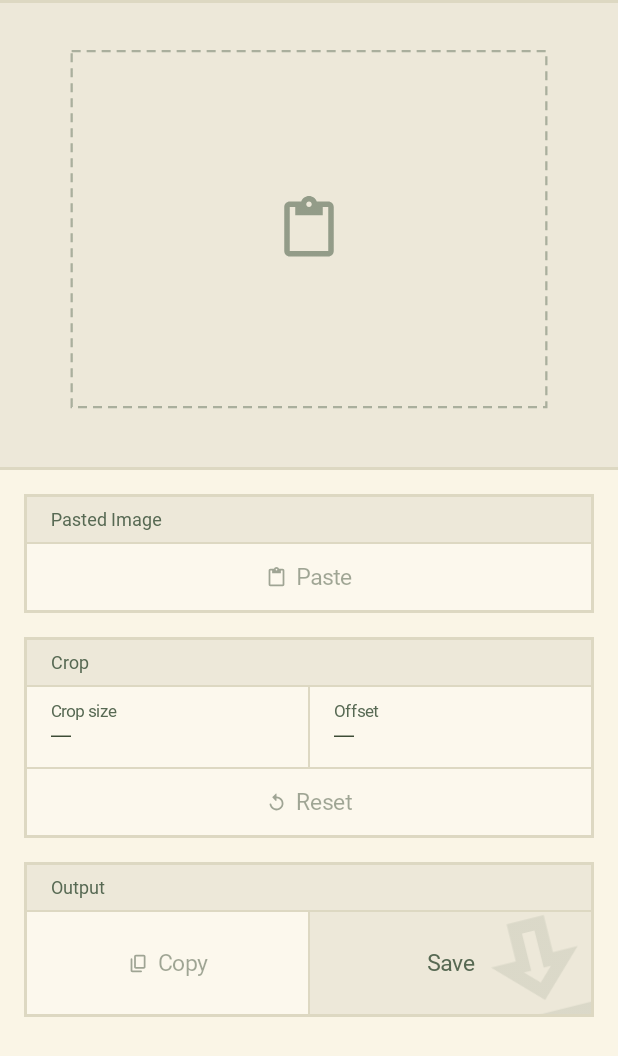
After one commit to 1612elphi/delphitools-android, an Android app built with Jetpack Compose: the composable PasteImage shown on its own in the app's theme, on a phone screen of 412 x 824 dp. The commit adds this screen. Shown: the top 1056 px of the screen. Run offline under Robolectric (Android 15) with nearby library versions, the phone set to English and light mode, and no system bars; Roboto replaces fonts that are not available here.

Commit message:
feat(images): port paste image

```diff
--- a/app/src/main/java/com/delphi/delphitools/shell/Shell.kt
+++ b/app/src/main/java/com/delphi/delphitools/shell/Shell.kt
@@ -101,6 +101,7 @@ import com.delphi.delphitools.canon.LocalCanonPatternSymbol
 import com.delphi.delphitools.canon.canonClickable
 import com.delphi.delphitools.tools.audiovideo.TimecodeCalc
 import com.delphi.delphitools.tools.images.ImageCompressor
+import com.delphi.delphitools.tools.images.PasteImage
 import com.delphi.delphitools.tools.images.PlaceholderGenerator
 import com.delphi.delphitools.gallery.galleryPages
 import com.delphi.delphitools.ui.theme.CanonText
@@ -454,6 +455,7 @@ private fun ToolPage(tool: Tool) {
             "image-compressor" -> ImageCompressor()
             "timecode-calc" -> TimecodeCalc()
             "placeholder-genny" -> PlaceholderGenerator()
+            "paste-image" -> PasteImage()
             canonGallery.id -> if (galleryPages.isEmpty()) EmptyPage(tool) else GalleryPages()
             else -> EmptyPage(tool)
         }
--- /dev/null
+++ b/app/src/main/java/com/delphi/delphitools/tools/images/PasteImage.kt
@@ -0,0 +1,378 @@
+package com.delphi.delphitools.tools.images
+
+import android.app.Application
+import android.content.ClipData
+import android.content.ClipDescription
+import android.content.ClipboardManager
+import android.content.Context
+import android.graphics.Bitmap
+import android.graphics.ImageDecoder
+import android.net.Uri
+import android.webkit.MimeTypeMap
+import androidx.activity.compose.LocalActivity
+import androidx.compose.foundation.Canvas
+import androidx.compose.foundation.draganddrop.dragAndDropTarget
+import androidx.compose.foundation.layout.BoxWithConstraints
+import androidx.compose.foundation.layout.fillMaxHeight
+import androidx.compose.foundation.layout.fillMaxSize
+import androidx.compose.material.icons.Icons
+import androidx.compose.material.icons.outlined.ContentPaste
+import androidx.compose.material.icons.outlined.Delete
+import androidx.compose.material.icons.outlined.Download
+import androidx.compose.material.icons.rounded.ContentCopy
+import androidx.compose.material.icons.rounded.Replay
+import androidx.compose.material3.Icon
+import androidx.compose.runtime.Composable
+import androidx.compose.runtime.DisposableEffect
+import androidx.compose.runtime.LaunchedEffect
+import androidx.compose.runtime.getValue
+import androidx.compose.runtime.mutableStateOf
+import androidx.compose.runtime.remember
+import androidx.compose.runtime.setValue
+import androidx.compose.ui.Alignment
+import androidx.compose.ui.Modifier
+import androidx.compose.ui.draganddrop.DragAndDropEvent
+import androidx.compose.ui.draganddrop.DragAndDropTarget
+import androidx.compose.ui.draganddrop.mimeTypes
+import androidx.compose.ui.draganddrop.toAndroidDragEvent
+import androidx.compose.ui.draw.clipToBounds
+import androidx.compose.ui.geometry.Rect
+import androidx.compose.ui.geometry.Size
+import androidx.compose.ui.graphics.ImageBitmap
+import androidx.compose.ui.graphics.PathEffect
+import androidx.compose.ui.graphics.asImageBitmap
+import androidx.compose.ui.graphics.drawscope.Stroke
+import androidx.compose.ui.layout.layout
+import androidx.compose.ui.platform.LocalContext
+import androidx.compose.ui.platform.LocalDensity
+import androidx.compose.ui.platform.LocalWindowInfo
+import androidx.compose.ui.unit.dp
+import androidx.compose.ui.unit.sp
+import androidx.lifecycle.AndroidViewModel
+import androidx.lifecycle.viewModelScope
+import androidx.lifecycle.viewmodel.compose.viewModel
+import com.delphi.delphitools.canon.CanonButton
+import com.delphi.delphitools.canon.CanonButtonKind
+import com.delphi.delphitools.canon.CanonCanvasSize
+import com.delphi.delphitools.canon.CanonDimensionPlacement
+import com.delphi.delphitools.canon.CanonFigure
+import com.delphi.delphitools.canon.CanonGrid
+import com.delphi.delphitools.canon.CanonHeading
+import com.delphi.delphitools.canon.CanonLoader
+import com.delphi.delphitools.canon.CanonMetrics
+import com.delphi.delphitools.canon.CanonRow
+import com.delphi.delphitools.canon.CanonRows
+import com.delphi.delphitools.canon.CanonSection
+import com.delphi.delphitools.canon.CanonSplit
+import com.delphi.delphitools.canon.CanonTile
+import com.delphi.delphitools.canon.CanonTiles
+import com.delphi.delphitools.canon.LocalCanonCanvas
+import com.delphi.delphitools.canon.canonPlaced
+import com.delphi.delphitools.tools.FileExport
+import com.delphi.delphitools.ui.theme.LocalDelphiColours
+import kotlinx.coroutines.Dispatchers
+import kotlinx.coroutines.Job
+import kotlinx.coroutines.launch
+import kotlinx.coroutines.withContext
+import java.nio.ByteBuffer
+import java.time.LocalDate
+import kotlin.math.min
+import kotlin.math.roundToInt
+
+private const val DECODE_PIXELS = 16384
+private const val PREVIEW_PIXELS = 2048
+private val caption = 30.dp
+
+private class Pasted(val data: ByteArray, val mimeType: String, val preview: ImageBitmap, val width: Int, val height: Int) {
+    val extension = MimeTypeMap.getSingleton().getExtensionFromMimeType(mimeType) ?: "png"
+    val whole get() = Rect(0f, 0f, width.toFloat(), height.toFloat())
+}
+
+private fun ClipDescription.hasImage() = (0 until mimeTypeCount).any { ClipDescription.compareMimeTypes(getMimeType(it), "image/*") }
+
+private fun ClipData.imageUri(context: Context): Uri? = (0 until itemCount).mapNotNull { getItemAt(it).uri }
+    .firstOrNull { uri -> context.contentResolver.getType(uri)?.let { ClipDescription.compareMimeTypes(it, "image/*") } == true }
+
+/** dt-ios PasteImageViewController: one pasted or dropped image, cropped, copied or saved. */
+class PasteImageModel(application: Application) : AndroidViewModel(application) {
+    private var pasted by mutableStateOf<Pasted?>(null)
+    val preview get() = pasted?.preview
+    val pixels get() = pasted?.let { Size(it.width.toFloat(), it.height.toFloat()) } ?: Size.Zero
+    val kind get() = pasted?.extension?.uppercase() ?: ""
+    val sizeLabel get() = pasted?.let { "${it.width} × ${it.height} px" } ?: ""
+
+    /** Image pixels, top-left origin. */
+    var crop by mutableStateOf(Rect.Zero)
+        private set
+
+    /** The crop as dragged, before release. */
+    var shownCrop by mutableStateOf(Rect.Zero)
+        private set
+    var exporting by mutableStateOf(false)
+        private set
+    var clipboardHasImage by mutableStateOf(false)
+        private set
+    val isCropped get() = pasted?.let { crop != it.whole } ?: false
+
+    private val clipboard = application.getSystemService(ClipboardManager::class.java)
+    private var loading: Job? = null
+
+    // hasImage never shows the paste notice
+    fun checkClipboard() {
+        clipboardHasImage = clipboard?.primaryClipDescription?.hasImage() == true
+    }
+
+    fun paste() {
+        clipboard?.primaryClip?.imageUri(getApplication())?.let(::load)
+    }
+
+    fun load(uri: Uri) {
+        val resolver = getApplication<Application>().contentResolver
+        loading?.cancel()
+        loading = viewModelScope.launch {
+            val loaded = withContext(Dispatchers.IO) {
+                val data = runCatching { resolver.openInputStream(uri)?.use { it.readBytes() } }.getOrNull() ?: return@withContext null
+                val decoded = ImageFiles.decode(ImageDecoder.createSource(ByteBuffer.wrap(data)), PREVIEW_PIXELS) ?: return@withContext null
+                Pasted(data, resolver.getType(uri) ?: "image/png", decoded.image.asImageBitmap(), decoded.width, decoded.height)
+            } ?: return@launch
+            pasted = loaded
+            commitCrop(loaded.whole)
+        }
+    }
+
+    fun clear() {
+        loading?.cancel()
+        pasted = null
+        crop = Rect.Zero
+        shownCrop = Rect.Zero
+    }
+
+    fun drag(rect: Rect) {
+        shownCrop = rect
+    }
+
+    fun commitCrop(rect: Rect) {
+        crop = ImageCrop.integral(rect)
+        shownCrop = crop
+    }
+
+    fun reset() {
+        pasted?.let { commitCrop(it.whole) }
+    }
+
+    private fun cropped(pasted: Pasted, crop: Rect): Bitmap? {
+        val image = ImageFiles.decode(ImageDecoder.createSource(ByteBuffer.wrap(pasted.data)), DECODE_PIXELS)?.image ?: return null
+        val scale = image.width.toFloat() / maxOf(pasted.width, 1)
+        val r = ImageCrop.integral(Rect(crop.left * scale, crop.top * scale, crop.right * scale, crop.bottom * scale))
+        val left = r.left.toInt().coerceIn(0, image.width - 1)
+        val top = r.top.toInt().coerceIn(0, image.height - 1)
+        val width = r.width.toInt().coerceIn(1, image.width - left)
+        val height = r.height.toInt().coerceIn(1, image.height - top)
+        return Bitmap.createBitmap(image, left, top, width, height)
+    }
+
+    private fun withCroppedPng(use: suspend (ByteArray) -> Unit) {
+        val pasted = pasted ?: return
+        if (exporting) return
+        val crop = crop
+        exporting = true
+        viewModelScope.launch {
+            val data = withContext(Dispatchers.Default) { cropped(pasted, crop)?.let(ImageFiles::png) }
+            if (data != null) use(data)
+            exporting = false
+        }
+    }
+
+    fun copy(context: Context) = withCroppedPng { ImageFiles.copyPng(context, it) }
+
+    fun save(context: Context) {
+        val pasted = pasted ?: return
+        if (exporting) return
+        val stem = "delphitools-paste-image-${LocalDate.now()}"
+        if (!isCropped) {
+            viewModelScope.launch { FileExport.share(context, pasted.data, "$stem.${pasted.extension}", pasted.mimeType) }
+            return
+        }
+        withCroppedPng { FileExport.share(context, it, "$stem.png", "image/png") }
+    }
+}
+
+@Composable
+fun PasteImage(model: PasteImageModel = viewModel()) {
+    val c = LocalDelphiColours.current
+    val context = LocalContext.current
+    val focused = LocalWindowInfo.current.isWindowFocused
+    LaunchedEffect(focused) { if (focused) model.checkClipboard() }
+    DisposableEffect(model) {
+        val clipboard = context.getSystemService(ClipboardManager::class.java)
+        val listener = ClipboardManager.OnPrimaryClipChangedListener { model.checkClipboard() }
+        clipboard?.addPrimaryClipChangedListener(listener)
+        onDispose { clipboard?.removePrimaryClipChangedListener(listener) }
+    }
+    val loaded = model.preview != null
+    val pixels = model.pixels
+    val shown = model.shownCrop
+    val dash = "—"
+
+    val aspect = if (pixels.height > 0f) (pixels.width / pixels.height).coerceIn(0.75f, 1.5f) else 4f / 3f
+    val canvas = CanonSection.canvas(CanonCanvasSize.Aspect(aspect), background = c.muted, showsPattern = true) {
+        PasteImagePicture(model.preview, pixels, model.crop, shown, model::drag, model::commitCrop, model::load)
+    }
+
+    val source = CanonSection.of {
+        CanonRows {
+            CanonHeading("Pasted Image")
+            if (loaded) {
+                CanonRow(model.kind, detail = model.sizeLabel, flush = true) {
+                    CanonButton("Clear", icon = Icons.Outlined.Delete, onClick = model::clear)
+                }
+            }
+            CanonGrid {
+                CanonButton(
+                    "Paste",
+                    Modifier.weight(1f).fillMaxHeight(),
+                    enabled = model.clipboardHasImage,
+                    icon = Icons.Outlined.ContentPaste,
+                    onClick = model::paste,
+                )
+            }
+        }
+    }
+
+    val cropRows = CanonSection.of {
+        CanonRows {
+            CanonHeading("Crop")
+            CanonTiles(
+                listOf(
+                    CanonTile("Crop size", if (loaded) "${shown.width.roundToInt()} × ${shown.height.roundToInt()} px" else dash),
+                    CanonTile("Offset", if (loaded) "${shown.left.roundToInt()}, ${shown.top.roundToInt()}" else dash),
+                )
+            )
+            CanonGrid {
+                CanonButton(
+                    "Reset",
+                    Modifier.weight(1f).fillMaxHeight(),
+                    enabled = model.isCropped,
+                    icon = Icons.Rounded.Replay,
+                    onClick = model::reset,
+                )
+            }
+        }
+    }
+
+    val output = CanonSection.of {
+        CanonRows {
+            CanonHeading("Output")
+            CanonGrid {
+                CanonButton(
+                    "Copy",
+                    Modifier.weight(1f).fillMaxHeight(),
+                    enabled = loaded && !model.exporting,
+                    icon = Icons.Rounded.ContentCopy,
+                    flashesCopied = true,
+                ) { model.copy(context) }
+                CanonButton(
+                    "Save",
+                    Modifier.weight(1f).fillMaxHeight(),
+                    kind = CanonButtonKind.Primary,
+                    enabled = loaded && !model.exporting,
+                    icon = Icons.Outlined.Download,
+                    oversized = true,
+                ) { model.save(context) }
+            }
+            if (model.exporting) {
+                CanonRow("Processing…") { CanonLoader(cell = 5.dp, gap = 1.dp, colour = c.mutedForeground) }
+            }
+        }
+    }
+
+    CanonSplit(sidebar = listOf(canvas), main = listOf(source, cropRows, output), halves = true, collapsesTo = 240.dp)
+}
+
+@Composable
+private fun PasteImagePicture(
+    preview: ImageBitmap?,
+    pixels: Size,
+    crop: Rect,
+    shownCrop: Rect,
+    onDrag: (Rect) -> Unit,
+    onChange: (Rect) -> Unit,
+    onDrop: (Uri) -> Unit,
+) {
+    val c = LocalDelphiColours.current
+    val activity = LocalActivity.current
+    val density = LocalDensity.current
+    val top = LocalCanonCanvas.current.top
+    val drop = remember(activity) {
+        object : DragAndDropTarget {
+            override fun onDrop(event: DragAndDropEvent): Boolean {
+                val drag = event.toAndroidDragEvent()
+                // content URIs from another app need the drop's grant
+                activity?.requestDragAndDropPermissions(drag)
+                val uri = activity?.let { drag.clipData?.imageUri(it) } ?: return false
+                onDrop(uri)
+                return true
+            }
+        }
+    }
+    BoxWithConstraints(
+        Modifier
+            .fillMaxSize()
+            .clipToBounds()
+            .dragAndDropTarget(
+                shouldStartDragAndDrop = { event -> event.mimeTypes().any { ClipDescription.compareMimeTypes(it, "image/*") } },
+                target = drop,
+            )
+    ) {
+        with(density) {
+            val padding = CanonMetrics.panelPadding.toPx()
+            val reach = ImageCropReach.toPx()
+            val captionPx = caption.toPx()
+            val area = Rect(padding, top.toPx() + padding * 0.5f, constraints.maxWidth - padding, constraints.maxHeight - padding)
+            if (preview == null) {
+                val box = ImageCrop.fit(Size(4f, 3f), area.deflate(24.dp.toPx()))
+                val line = 1.5.dp.toPx()
+                Canvas(Modifier.fillMaxSize()) {
+                    drawRect(
+                        c.mutedForeground.copy(alpha = 0.45f),
+                        box.topLeft,
+                        box.size,
+                        style = Stroke(line, pathEffect = PathEffect.dashPathEffect(floatArrayOf(6.dp.toPx(), 4.dp.toPx()))),
+                    )
+                }
+                Icon(
+                    Icons.Outlined.ContentPaste,
+                    contentDescription = null,
+                    tint = c.mutedForeground.copy(alpha = 0.6f),
+                    modifier = Modifier.canonPlaced(CanonDimensionPlacement(box.center, Size(44.dp.toPx(), 44.dp.toPx()))),
+                )
+                return@with
+            }
+            // cropper needs touch margin
+            val frame = Rect(area.left - padding, area.top - padding, area.right + padding, area.top + area.height - captionPx)
+            ImageCropCanvas(
+                preview,
+                pixels,
+                crop,
+                onDrag,
+                onChange,
+                Modifier.canonPlaced(CanonDimensionPlacement(frame.center, frame.size)),
+            )
+            // below image, not pane
+            val shown = ImageCrop.fit(pixels, frame.deflate(reach))
+            val centre = min(shown.bottom + reach / 2 + captionPx / 2, area.bottom - captionPx / 2)
+            CanonFigure(
+                "${shownCrop.width.roundToInt()} × ${shownCrop.height.roundToInt()}",
+                Modifier
+                    .align(Alignment.TopCenter)
+                    .layout { measurable, constraints ->
+                        val placeable = measurable.measure(constraints)
+                        layout(placeable.width, placeable.height) { placeable.place(0, (centre - placeable.height / 2f).roundToInt()) }
+                    },
+                unit = "px",
+                size = 17.sp,
+                halo = c.muted,
+            )
+        }
+    }
+}
--- a/app/src/main/res/xml/file_paths.xml
+++ b/app/src/main/res/xml/file_paths.xml
@@ -2,4 +2,5 @@
 <paths>
     <cache-path name="stickers" path="stickers/" />
     <cache-path name="exports" path="exports/" />
+    <cache-path name="clipboard" path="clipboard/" />
 </paths>
```
Also changed, not shown: app/src/main/java/com/delphi/delphitools/tools/images/ImageCropCanvas.kt (added, +191 -0 lines), app/src/main/java/com/delphi/delphitools/tools/images/ImageFiles.kt (added, +84 -0 lines), 1 other file.
